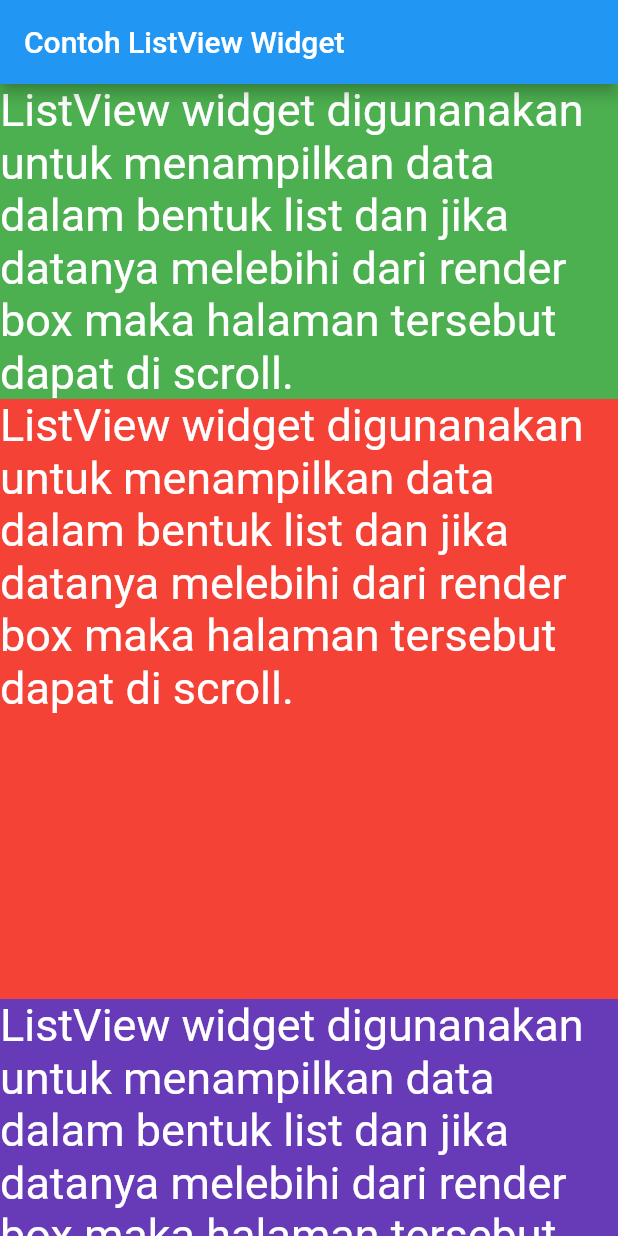
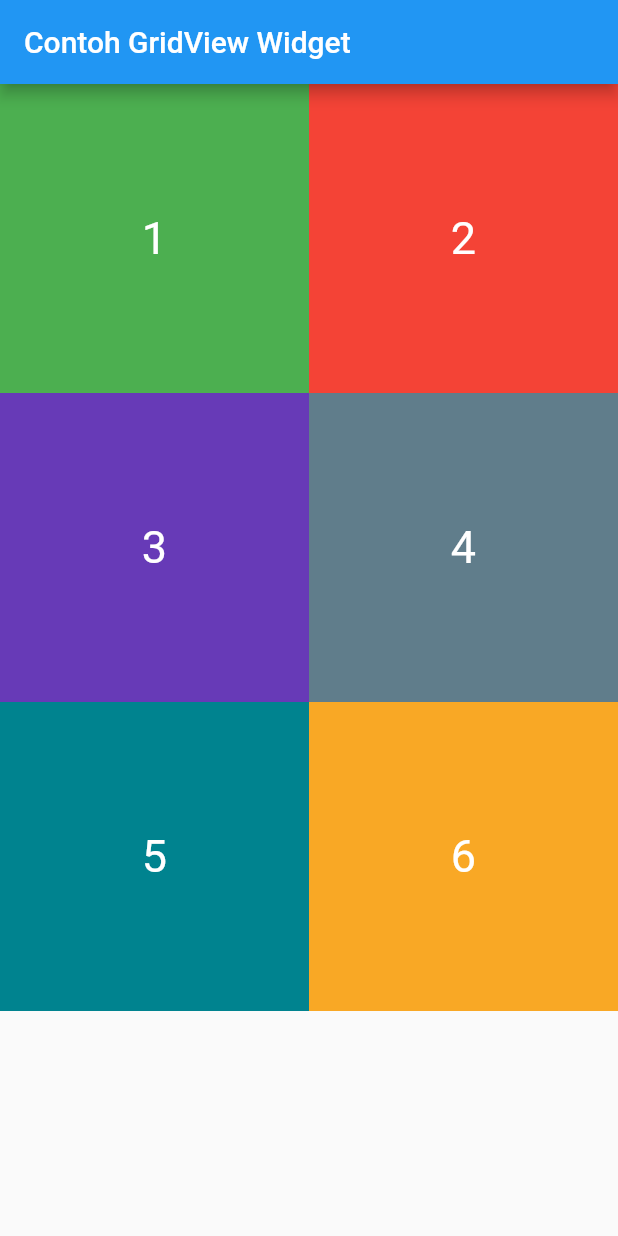
Before and after one commit to almirars/jobsheet2, a Flutter app: the screen it shows after launch, on a phone screen of 412 x 824 dp. Run offline on Flutter 3.47's test engine with Material 2 defaults, Android fonts, the phone set to English and light mode, and no system bars.

Commit message:
coba gridview

```diff
--- a/lib/main.dart
+++ b/lib/main.dart
@@ -9,30 +9,54 @@ class MyApp extends StatelessWidget {
     return MaterialApp(
       debugShowCheckedModeBanner: false,
       home: Scaffold(
-        appBar: AppBar(title: Text("Contoh ListView Widget")),
-        body: ListView(
+        appBar: AppBar(
+          title: Text("Contoh GridView Widget"),
+        ),
+        body: GridView.count(
+          crossAxisCount: 2,
           children: <Widget>[
             Container(
               color: Colors.green,
-              alignment: Alignment.topLeft,
-              child: Text(
-                  "ListView widget digunanakan untuk menampilkan data dalam bentuk list dan jika datanya melebihi dari render box maka halaman tersebut dapat di scroll.",
+              alignment: Alignment.center,
+              child: Text("1",
                   style: TextStyle(fontSize: 30, color: Colors.white)),
             ),
             Container(
               color: Colors.red,
-              alignment: Alignment.topLeft,
-              child: Text(
-                  "ListView widget digunanakan untuk menampilkan data dalam bentuk list dan jika datanya melebihi dari render box maka halaman tersebut dapat di scroll.",
+              alignment: Alignment.center,
+              child: Text("2",
                   style: TextStyle(fontSize: 30, color: Colors.white)),
               height: 400.0,
               width: 300.0,
             ),
             Container(
               color: Colors.deepPurple,
-              alignment: Alignment.topLeft,
-              child: Text(
-                  "ListView widget digunanakan untuk menampilkan data dalam bentuk list dan jika datanya melebihi dari render box maka halaman tersebut dapat di scroll.",
+              alignment: Alignment.center,
+              child: Text("3",
+                  style: TextStyle(fontSize: 30, color: Colors.white)),
+              height: 200.0,
+              width: 200.0,
+            ),
+            Container(
+              color: Colors.blueGrey,
+              alignment: Alignment.center,
+              child: Text("4",
+                  style: TextStyle(fontSize: 30, color: Colors.white)),
+              height: 200.0,
+              width: 200.0,
+            ),
+            Container(
+              color: Colors.cyan[800],
+              alignment: Alignment.center,
+              child: Text("5",
+                  style: TextStyle(fontSize: 30, color: Colors.white)),
+              height: 200.0,
+              width: 200.0,
+            ),
+            Container(
+              color: Colors.yellow[800],
+              alignment: Alignment.center,
+              child: Text("6",
                   style: TextStyle(fontSize: 30, color: Colors.white)),
               height: 200.0,
               width: 200.0,
```
